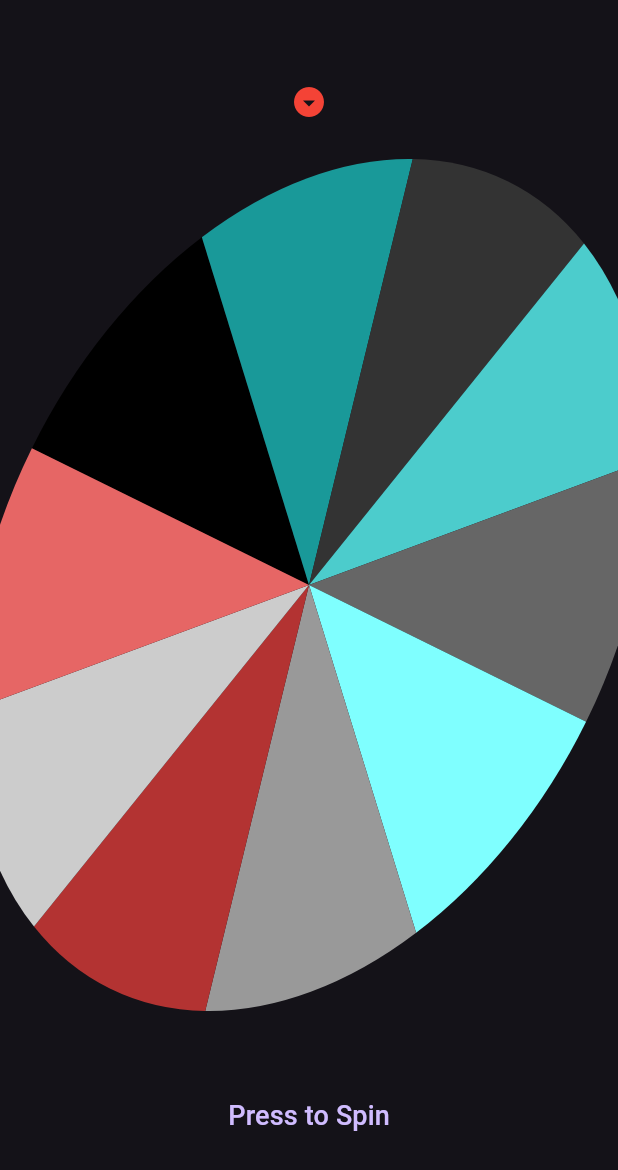
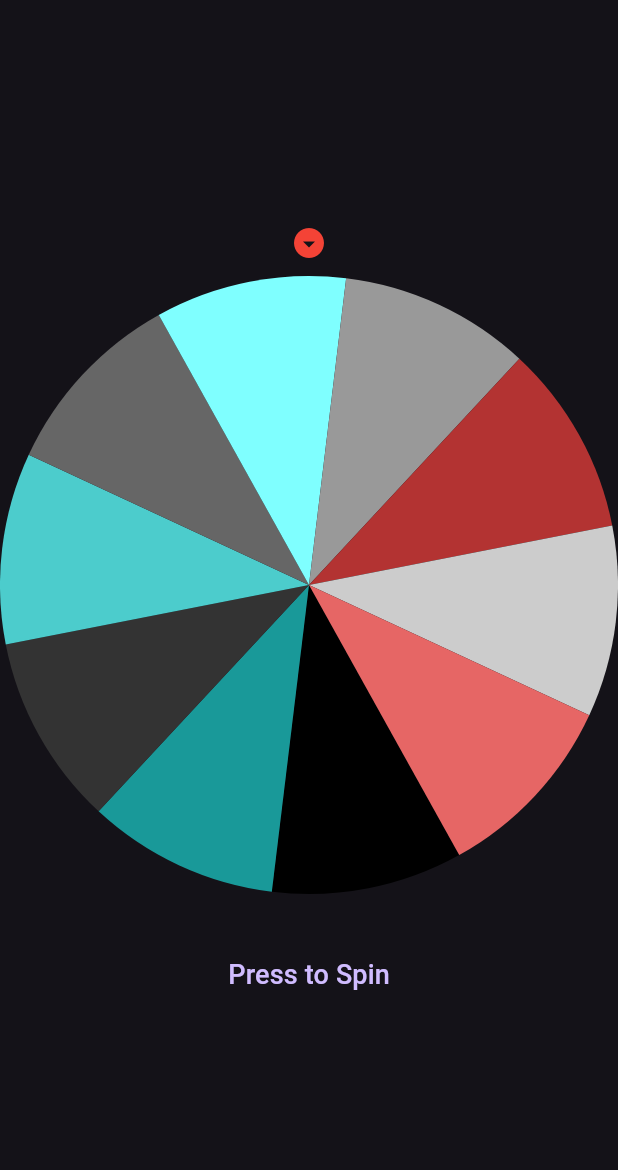
Before and after one commit to SiddharthJoshi1/spin-in-touch, a Flutter app: the screen it shows after launch, after a tap on "Press to Spin", on a phone screen of 412 x 824 dp. Shown: the top 1170 px of the screen. Run offline on Flutter 3.47's test engine with Material 3 defaults, Android fonts, the phone set to English and light mode, and no system bars; our stand-ins replace bloc, flutter_bloc, freezed_annotation.

Commit message:
spin changes to animation controller

```diff
--- a/spin_in_touch/lib/spinner/pages/spinning_wheel.dart
+++ b/spin_in_touch/lib/spinner/pages/spinning_wheel.dart
@@ -2,6 +2,7 @@ import 'dart:math';
 
 import 'package:flutter/material.dart';
 import 'package:flutter/scheduler.dart';
+
 import 'custom_painter.dart';
 
 class Segement {
@@ -34,17 +35,34 @@ class SpinningWheel extends StatefulWidget {
 }
 
 class _SpinningWheelState extends State<SpinningWheel>
-    with TickerProviderStateMixin {
+    with SingleTickerProviderStateMixin {
   double angleForSpin = 0;
   double speed = 0.1;
   final double radiansFor360 = 360 * (pi / 180);
   Key repaintKey = Key(Random().nextDouble().toString());
   bool isSpinning = false;
   Ticker? _ticker;
-
+  late AnimationController _controller;
+  late Animation<double> _widthAnimation;
   @override
   void initState() {
     // TODO: implement initState
+    _controller = AnimationController(
+      vsync: this,
+      duration: Duration(seconds: 2),
+    );
+
+    // Define the animation with the curve 'easeInOut'
+    _widthAnimation = Tween<double>(begin: 0, end: radiansFor360 * 2).animate(
+      CurvedAnimation(parent: _controller, curve: Curves.easeInOut),
+    );
+    _controller.addListener(() {
+      angleForSpin = _controller.value;
+      if (_controller.status == AnimationStatus.completed) {
+        calculateClosestToCenter();
+        print('completed');
+      }
+    });
 
     super.initState();
   }
@@ -67,22 +85,33 @@ class _SpinningWheelState extends State<SpinningWheel>
             color: Colors.red,
           )),
           SizedBox(height: 10),
-          Transform.rotate(
-              angle: angleForSpin,
+          SizedBox(
+            width: MediaQuery.sizeOf(context).width,
+            height: MediaQuery.sizeOf(context).width,
+            child: AnimatedBuilder(
+              builder: (context, child) {
+                return Transform.rotate(
+                    angle: _widthAnimation.value,
                     child: RepaintBoundary(
                         key: repaintKey,
                         child: CustomPaint(
                           size: const Size(600, 600),
                           painter: PieSlicePainter(),
                           // ),
-              ))),
+                        )));
+              },
+              animation: _widthAnimation,
+            ),
+          ),
           SizedBox(height: 30),
           TextButton(
               onPressed: () {
                 setState(() {
                   angleForSpin = 0;
                 });
-                spinWheel();
+                // spinWheel();
+                _controller.reset();
+                _controller.forward();
               },
               child: const Text(
                 "Press to Spin",
@@ -102,7 +131,8 @@ class _SpinningWheelState extends State<SpinningWheel>
     // so create a min max list
     for (var pieceIndex = 0; pieceIndex < numberOfPieces; pieceIndex++) {
       if (pieceIndex == 0) {
-        segements.add(Segement(index: pieceIndex, startRadians: 0, endRadians: difference));
+        segements.add(Segement(
+            index: pieceIndex, startRadians: 0, endRadians: difference));
       } else {
         segements.add(Segement(
             index: pieceIndex,
@@ -114,7 +144,7 @@ class _SpinningWheelState extends State<SpinningWheel>
     // so if angle spun final was 22 radians
     // do degrees / 360 and take modulo from that to then add to min and max of segements
     print(angleForSpin);
-    double radiansToIncreaseEachSegmentBy = angleForSpin % radiansFor360 ;
+    double radiansToIncreaseEachSegmentBy = angleForSpin % radiansFor360;
     print(radiansToIncreaseEachSegmentBy);
     List<SegementDifference> segementDifferences = [];
     for (var segement in segements) {
@@ -127,9 +157,10 @@ class _SpinningWheelState extends State<SpinningWheel>
       if (segement.endRadians > radiansFor360) {
         segement.endRadians -= radiansFor360;
       }
-      print(
-          "segment starts at ${segement.startRadians} and ends at ${segement.endRadians}");
+      // print(
+      //     "segment starts at ${segement.startRadians} and ends at ${segement.endRadians}");
     }
+    // print('radiansFor360 $radiansFor360');
     Segement? segementThatWon = segements.firstWhere((segement) {
       if (segement.startRadians < segement.endRadians) {
         return segement.startRadians <= radiansFor360 &&
@@ -149,39 +180,23 @@ class _SpinningWheelState extends State<SpinningWheel>
     if (!isSpinning) {
       isSpinning = true;
       _ticker = createTicker((duration) {
+        angleForSpin += speed;
         setState(() {
           print(angleForSpin);
           //simplfy this function to make it more maintainable and changeable
-          if (duration.compareTo(Duration(milliseconds: 400)) == 0) {
+          if (duration.compareTo(Duration(milliseconds: 1000)) < 0) {
             speed = 0.2;
           }
-          if (duration.compareTo(Duration(milliseconds: 500)) == 0) {
-            speed = 0.4;
-          }
-          if (duration.compareTo(Duration(milliseconds: 600)) == 0) {
-            speed = 0.6;
-          }
-          if (duration.compareTo(Duration(milliseconds: 700)) == 0) {
-            speed = 0.8;
-          }
-          if (duration.compareTo(Duration(milliseconds: 800)) == 0) {
-            speed = 0.6;
-          }
-          if (duration.compareTo(Duration(milliseconds: 900)) == 0) {
-            speed = 0.4;
-          }
-          if (duration.compareTo(Duration(milliseconds: 1000)) == 0) {
-            speed = 0.2;
-          }
-          if (duration.compareTo(Duration(milliseconds: 1100)) == 0 ||
-              duration.compareTo(Duration(milliseconds: 1100)) > 0) {
+
+          if (duration.compareTo(Duration(milliseconds: 2000)) == 0 ||
+              duration.compareTo(Duration(milliseconds: 2000)) > 0) {
             speed = 0;
             _ticker!.stop();
             calculateClosestToCenter();
             _ticker!.dispose();
             isSpinning = false;
           }
-          angleForSpin += speed;
+
           // print(angleForSpin);
           // print(duration);
         });
```
Lines whose indentation alone changed are shown as unchanged.
